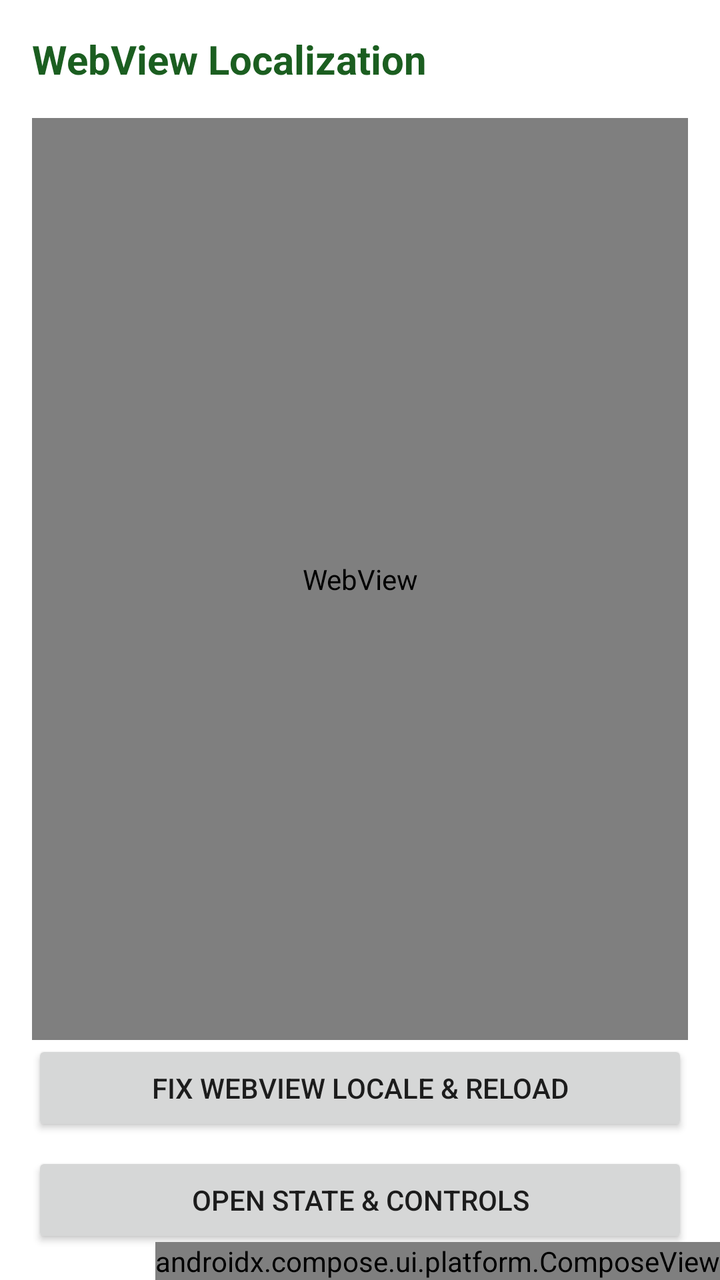
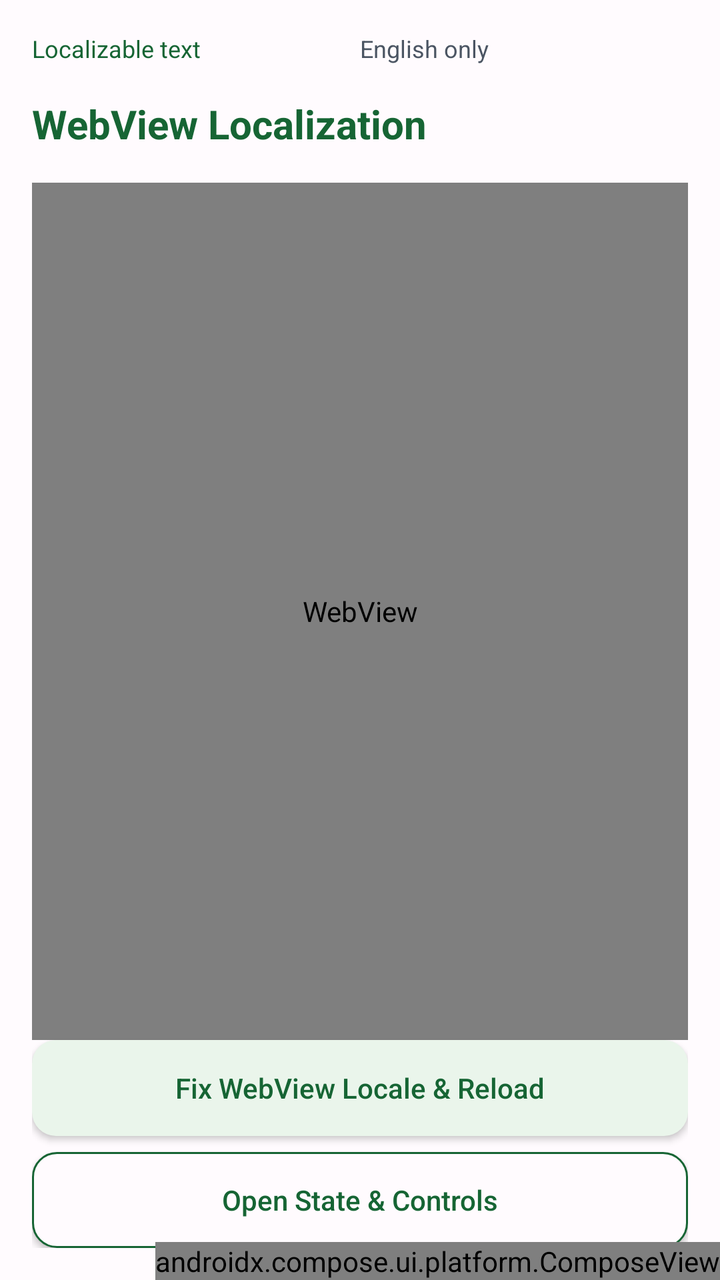

An Android layout rendered at two revisions. The XML below is the earlier revision; the diff shows what the commit changed to produce the second picture.
<!-- AndroidManifest.xml: application theme Theme.LocaleEasy -->
<!-- res/layout/fragment_webview.xml -->
<?xml version="1.0" encoding="utf-8"?>
<FrameLayout xmlns:android="http://schemas.android.com/apk/res/android"
    android:layout_width="match_parent"
    android:layout_height="match_parent"
    android:background="@android:color/white">

    <LinearLayout
        android:layout_width="match_parent"
        android:layout_height="match_parent"
        android:orientation="vertical"
        android:padding="16dp">

        <TextView
            android:layout_width="wrap_content"
            android:layout_height="wrap_content"
            android:text="@string/webview_title"
            android:textColor="@color/translated_text"
            android:textSize="20sp"
            android:textStyle="bold"
            android:paddingBottom="16dp" />

        <WebView
            android:id="@+id/webView"
            android:layout_width="match_parent"
            android:layout_height="0dp"
            android:layout_weight="1" />

        <Button
            android:id="@+id/btnFix"
            android:layout_width="match_parent"
            android:layout_height="wrap_content"
            android:text="@string/fix_webview" />

        <Button
            android:id="@+id/btnSettings"
            android:layout_width="match_parent"
            android:layout_height="wrap_content"
            android:layout_marginTop="8dp"
            android:text="@string/open_settings" />

    </LinearLayout>

    <androidx.compose.ui.platform.ComposeView
        android:id="@+id/settingsComposeView"
        android:layout_width="wrap_content"
        android:layout_height="wrap_content"
        android:layout_gravity="bottom|end" />

</FrameLayout>
<!-- resources referenced by this layout -->
<resources>
  <color name="translated_text">#1B5E20</color>
  <string name="fix_webview">Fix WebView Locale &amp; Reload</string>
  <string name="open_settings">Open State &amp; Controls</string>
  <string name="webview_title">WebView Localization</string>
  <style name="Theme.LocaleEasy" parent="Theme.AppCompat.DayNight.NoActionBar">
          <item name="colorPrimary">@color/native_primary</item>
          <item name="android:windowBackground">@color/window_background</item>
      </style>
  <color name="native_primary">#6650A4</color>
  <color name="window_background">#FFFBFE</color>
</resources>

<!-- the commit's change to res/layout/fragment_webview.xml (unified diff, before → after) -->
@@ -2,13 +2,15 @@
 <FrameLayout xmlns:android="http://schemas.android.com/apk/res/android"
     android:layout_width="match_parent"
     android:layout_height="match_parent"
-    android:background="@android:color/white">
+    android:background="@color/window_background">
 
     <LinearLayout
         android:layout_width="match_parent"
         android:layout_height="match_parent"
         android:orientation="vertical"
         android:padding="16dp">
+
+        <include layout="@layout/view_text_origin_legend" />
 
         <TextView
             android:layout_width="wrap_content"
@@ -29,14 +31,20 @@
             android:id="@+id/btnFix"
             android:layout_width="match_parent"
             android:layout_height="wrap_content"
-            android:text="@string/fix_webview" />
+            android:text="@string/fix_webview"
+            android:textColor="@color/translated_text"
+            android:background="@drawable/sample_button_primary"
+            android:textAllCaps="false" />
 
         <Button
             android:id="@+id/btnSettings"
             android:layout_width="match_parent"
             android:layout_height="wrap_content"
             android:layout_marginTop="8dp"
-            android:text="@string/open_settings" />
+            android:text="@string/open_settings"
+            android:textColor="@color/translated_text"
+            android:background="@drawable/sample_button_secondary"
+            android:textAllCaps="false" />
 
     </LinearLayout>
 
@@ -47,3 +55,12 @@
         android:layout_gravity="bottom|end" />
 
 </FrameLayout>
+<!-- res/layout/view_text_origin_legend.xml (included above) -->
+<LinearLayout xmlns:android="http://schemas.android.com/apk/res/android"
+    android:layout_width="match_parent" android:layout_height="wrap_content"
+    android:orientation="horizontal" android:paddingBottom="16dp">
+    <TextView android:layout_width="0dp" android:layout_height="wrap_content" android:layout_weight="1"
+        android:text="@string/legend_localizable" android:textColor="@color/translated_text" android:textSize="12sp" />
+    <TextView android:layout_width="0dp" android:layout_height="wrap_content" android:layout_weight="1"
+        android:text="@string/legend_english_only" android:textColor="@color/english_only_text" android:textSize="12sp" />
+</LinearLayout>
<!-- resource entries referenced after the edit -->
@@ -1,14 +1,27 @@
 <!-- resources referenced by this layout -->
 <resources>
-  <color name="translated_text">#1B5E20</color>
+  <color name="english_only_text">#4B5563</color>
+  <color name="translated_text">#166534</color>
   <string name="fix_webview">Fix WebView Locale &amp; Reload</string>
+  <string name="legend_english_only" translatable="false">English only</string>
+  <string name="legend_localizable">Localizable text</string>
   <string name="open_settings">Open State &amp; Controls</string>
   <string name="webview_title">WebView Localization</string>
   <style name="Theme.LocaleEasy" parent="Theme.AppCompat.DayNight.NoActionBar">
           <item name="colorPrimary">@color/native_primary</item>
           <item name="android:windowBackground">@color/window_background</item>
       </style>
+  <color name="localized_surface">#EAF5EB</color>
   <color name="native_primary">#6650A4</color>
   <color name="window_background">#FFFBFE</color>
+  <!-- drawable sample_button_primary (drawable) -->
+  <ripple xmlns:android="http://schemas.android.com/apk/res/android" android:color="#33FFFFFF">
+      <item><shape><solid android:color="@color/localized_surface" /><corners android:radius="12dp" /></shape></item>
+  </ripple>
+  <!-- drawable sample_button_secondary (drawable) -->
+  <ripple xmlns:android="http://schemas.android.com/apk/res/android" android:color="#226650A4">
+      <item><shape><solid android:color="@color/window_background" /><corners android:radius="12dp" />
+          <stroke android:width="1dp" android:color="@color/translated_text" /></shape></item>
+  </ripple>
 </resources>
 
